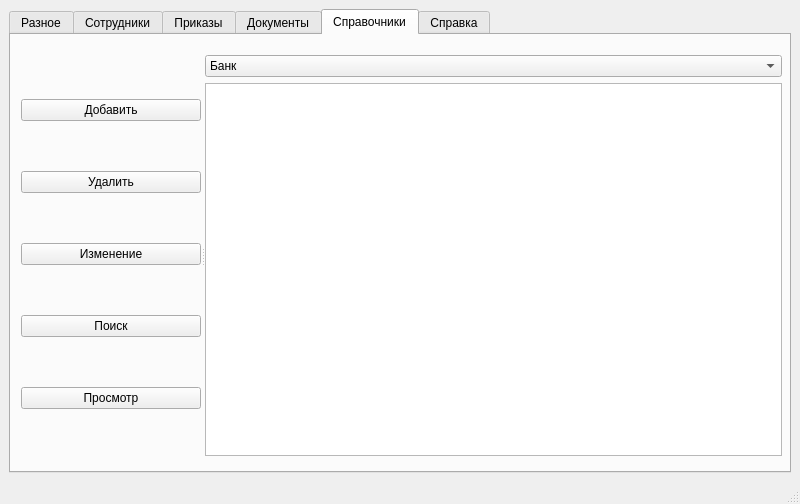
This is mainwindow.ui in Rokli/QtProject as Qt 5 draws it before an edit. The edited form follows.
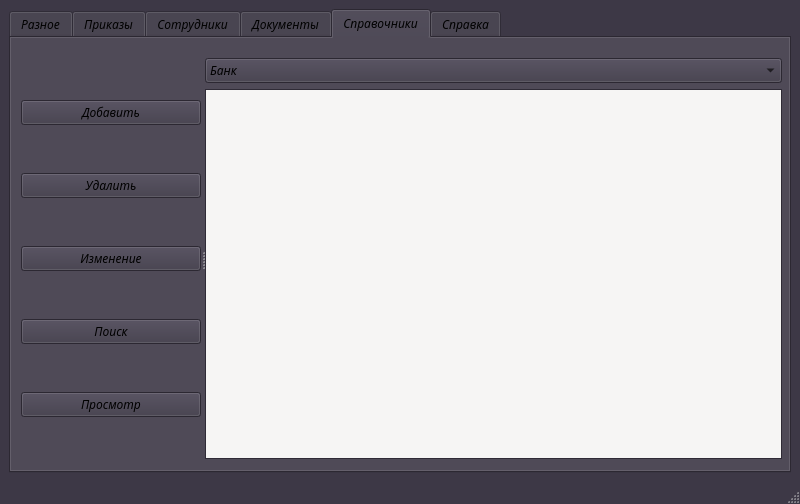
This is the edited form. The open tabs and pages were chosen to show the change.

Patch:
```diff
--- a/mainwindow.ui
+++ b/mainwindow.ui
@@ -13,6 +13,574 @@
     <height>504</height>
    </rect>
   </property>
+  <property name="palette">
+   <palette>
+    <active>
+     <colorrole role="WindowText">
+      <brush brushstyle="SolidPattern">
+       <color alpha="255">
+        <red>0</red>
+        <green>0</green>
+        <blue>0</blue>
+       </color>
+      </brush>
+     </colorrole>
+     <colorrole role="Button">
+      <brush brushstyle="SolidPattern">
+       <color alpha="255">
+        <red>61</red>
+        <green>56</green>
+        <blue>70</blue>
+       </color>
+      </brush>
+     </colorrole>
+     <colorrole role="Light">
+      <brush brushstyle="SolidPattern">
+       <color alpha="255">
+        <red>61</red>
+        <green>56</green>
+        <blue>70</blue>
+       </color>
+      </brush>
+     </colorrole>
+     <colorrole role="Midlight">
+      <brush brushstyle="SolidPattern">
+       <color alpha="255">
+        <red>255</red>
+        <green>255</green>
+        <blue>255</blue>
+       </color>
+      </brush>
+     </colorrole>
+     <colorrole role="Dark">
+      <brush brushstyle="SolidPattern">
+       <color alpha="255">
+        <red>255</red>
+        <green>255</green>
+        <blue>255</blue>
+       </color>
+      </brush>
+     </colorrole>
+     <colorrole role="Mid">
+      <brush brushstyle="SolidPattern">
+       <color alpha="255">
+        <red>255</red>
+        <green>255</green>
+        <blue>255</blue>
+       </color>
+      </brush>
+     </colorrole>
+     <colorrole role="Text">
+      <brush brushstyle="SolidPattern">
+       <color alpha="255">
+        <red>61</red>
+        <green>56</green>
+        <blue>70</blue>
+       </color>
+      </brush>
+     </colorrole>
+     <colorrole role="BrightText">
+      <brush brushstyle="SolidPattern">
+       <color alpha="255">
+        <red>255</red>
+        <green>255</green>
+        <blue>255</blue>
+       </color>
+      </brush>
+     </colorrole>
+     <colorrole role="ButtonText">
+      <brush brushstyle="SolidPattern">
+       <color alpha="255">
+        <red>255</red>
+        <green>255</green>
+        <blue>255</blue>
+       </color>
+      </brush>
+     </colorrole>
+     <colorrole role="Base">
+      <brush brushstyle="SolidPattern">
+       <color alpha="255">
+        <red>255</red>
+        <green>255</green>
+        <blue>255</blue>
+       </color>
+      </brush>
+     </colorrole>
+     <colorrole role="Window">
+      <brush brushstyle="SolidPattern">
+       <color alpha="255">
+        <red>61</red>
+        <green>56</green>
+        <blue>70</blue>
+       </color>
+      </brush>
+     </colorrole>
+     <colorrole role="Shadow">
+      <brush brushstyle="SolidPattern">
+       <color alpha="255">
+        <red>255</red>
+        <green>255</green>
+        <blue>255</blue>
+       </color>
+      </brush>
+     </colorrole>
+     <colorrole role="Highlight">
+      <brush brushstyle="SolidPattern">
+       <color alpha="255">
+        <red>61</red>
+        <green>56</green>
+        <blue>70</blue>
+       </color>
+      </brush>
+     </colorrole>
+     <colorrole role="HighlightedText">
+      <brush brushstyle="SolidPattern">
+       <color alpha="255">
+        <red>255</red>
+        <green>255</green>
+        <blue>255</blue>
+       </color>
+      </brush>
+     </colorrole>
+     <colorrole role="Link">
+      <brush brushstyle="SolidPattern">
+       <color alpha="255">
+        <red>255</red>
+        <green>255</green>
+        <blue>255</blue>
+       </color>
+      </brush>
+     </colorrole>
+     <colorrole role="LinkVisited">
+      <brush brushstyle="SolidPattern">
+       <color alpha="255">
+        <red>255</red>
+        <green>255</green>
+        <blue>255</blue>
+       </color>
+      </brush>
+     </colorrole>
+     <colorrole role="AlternateBase">
+      <brush brushstyle="SolidPattern">
+       <color alpha="255">
+        <red>255</red>
+        <green>255</green>
+        <blue>255</blue>
+       </color>
+      </brush>
+     </colorrole>
+     <colorrole role="ToolTipBase">
+      <brush brushstyle="SolidPattern">
+       <color alpha="255">
+        <red>224</red>
+        <green>27</green>
+        <blue>36</blue>
+       </color>
+      </brush>
+     </colorrole>
+     <colorrole role="ToolTipText">
+      <brush brushstyle="SolidPattern">
+       <color alpha="255">
+        <red>224</red>
+        <green>27</green>
+        <blue>36</blue>
+       </color>
+      </brush>
+     </colorrole>
+     <colorrole role="PlaceholderText">
+      <brush brushstyle="SolidPattern">
+       <color alpha="255">
+        <red>237</red>
+        <green>51</green>
+        <blue>59</blue>
+       </color>
+      </brush>
+     </colorrole>
+     <colorrole role="Accent">
+      <brush brushstyle="SolidPattern">
+       <color alpha="255">
+        <red>224</red>
+        <green>27</green>
+        <blue>36</blue>
+       </color>
+      </brush>
+     </colorrole>
+    </active>
+    <inactive>
+     <colorrole role="WindowText">
+      <brush brushstyle="SolidPattern">
+       <color alpha="255">
+        <red>0</red>
+        <green>0</green>
+        <blue>0</blue>
+       </color>
+      </brush>
+     </colorrole>
+     <colorrole role="Button">
+      <brush brushstyle="SolidPattern">
+       <color alpha="255">
+        <red>255</red>
+        <green>255</green>
+        <blue>255</blue>
+       </color>
+      </brush>
+     </colorrole>
+     <colorrole role="Light">
+      <brush brushstyle="SolidPattern">
+       <color alpha="255">
+        <red>61</red>
+        <green>56</green>
+        <blue>70</blue>
+       </color>
+      </brush>
+     </colorrole>
+     <colorrole role="Midlight">
+      <brush brushstyle="SolidPattern">
+       <color alpha="255">
+        <red>255</red>
+        <green>255</green>
+        <blue>255</blue>
+       </color>
+      </brush>
+     </colorrole>
+     <colorrole role="Dark">
+      <brush brushstyle="SolidPattern">
+       <color alpha="255">
+        <red>255</red>
+        <green>255</green>
+        <blue>255</blue>
+       </color>
+      </brush>
+     </colorrole>
+     <colorrole role="Mid">
+      <brush brushstyle="SolidPattern">
+       <color alpha="255">
+        <red>255</red>
+        <green>255</green>
+        <blue>255</blue>
+       </color>
+      </brush>
+     </colorrole>
+     <colorrole role="Text">
+      <brush brushstyle="SolidPattern">
+       <color alpha="255">
+        <red>61</red>
+        <green>56</green>
+        <blue>70</blue>
+       </color>
+      </brush>
+     </colorrole>
+     <colorrole role="BrightText">
+      <brush brushstyle="SolidPattern">
+       <color alpha="255">
+        <red>255</red>
+        <green>255</green>
+        <blue>255</blue>
+       </color>
+      </brush>
+     </colorrole>
+     <colorrole role="ButtonText">
+      <brush brushstyle="SolidPattern">
+       <color alpha="255">
+        <red>255</red>
+        <green>255</green>
+        <blue>255</blue>
+       </color>
+      </brush>
+     </colorrole>
+     <colorrole role="Base">
+      <brush brushstyle="SolidPattern">
+       <color alpha="255">
+        <red>255</red>
+        <green>255</green>
+        <blue>255</blue>
+       </color>
+      </brush>
+     </colorrole>
+     <colorrole role="Window">
+      <brush brushstyle="SolidPattern">
+       <color alpha="255">
+        <red>61</red>
+        <green>56</green>
+        <blue>70</blue>
+       </color>
+      </brush>
+     </colorrole>
+     <colorrole role="Shadow">
+      <brush brushstyle="SolidPattern">
+       <color alpha="255">
+        <red>255</red>
+        <green>255</green>
+        <blue>255</blue>
+       </color>
+      </brush>
+     </colorrole>
+     <colorrole role="Highlight">
+      <brush brushstyle="SolidPattern">
+       <color alpha="255">
+        <red>61</red>
+        <green>56</green>
+        <blue>70</blue>
+       </color>
+      </brush>
+     </colorrole>
+     <colorrole role="HighlightedText">
+      <brush brushstyle="SolidPattern">
+       <color alpha="255">
+        <red>255</red>
+        <green>255</green>
+        <blue>255</blue>
+       </color>
+      </brush>
+     </colorrole>
+     <colorrole role="Link">
+      <brush brushstyle="SolidPattern">
+       <color alpha="255">
+        <red>255</red>
+        <green>255</green>
+        <blue>255</blue>
+       </color>
+      </brush>
+     </colorrole>
+     <colorrole role="LinkVisited">
+      <brush brushstyle="SolidPattern">
+       <color alpha="255">
+        <red>255</red>
+        <green>255</green>
+        <blue>255</blue>
+       </color>
+      </brush>
+     </colorrole>
+     <colorrole role="AlternateBase">
+      <brush brushstyle="SolidPattern">
+       <color alpha="255">
+        <red>255</red>
+        <green>255</green>
+        <blue>255</blue>
+       </color>
+      </brush>
+     </colorrole>
+     <colorrole role="ToolTipBase">
+      <brush brushstyle="SolidPattern">
+       <color alpha="255">
+        <red>224</red>
+        <green>27</green>
+        <blue>36</blue>
+       </color>
+      </brush>
+     </colorrole>
+     <colorrole role="ToolTipText">
+      <brush brushstyle="SolidPattern">
+       <color alpha="255">
+        <red>224</red>
+        <green>27</green>
+        <blue>36</blue>
+       </color>
+      </brush>
+     </colorrole>
+     <colorrole role="PlaceholderText">
+      <brush brushstyle="SolidPattern">
+       <color alpha="255">
+        <red>237</red>
+        <green>51</green>
+        <blue>59</blue>
+       </color>
+      </brush>
+     </colorrole>
+     <colorrole role="Accent">
+      <brush brushstyle="SolidPattern">
+       <color alpha="255">
+        <red>224</red>
+        <green>27</green>
+        <blue>36</blue>
+       </color>
+      </brush>
+     </colorrole>
+    </inactive>
+    <disabled>
+     <colorrole role="WindowText">
+      <brush brushstyle="SolidPattern">
+       <color alpha="255">
+        <red>255</red>
+        <green>255</green>
+        <blue>255</blue>
+       </color>
+      </brush>
+     </colorrole>
+     <colorrole role="Button">
+      <brush brushstyle="SolidPattern">
+       <color alpha="255">
+        <red>255</red>
+        <green>255</green>
+        <blue>255</blue>
+       </color>
+      </brush>
+     </colorrole>
+     <colorrole role="Light">
+      <brush brushstyle="SolidPattern">
+       <color alpha="255">
+        <red>61</red>
+        <green>56</green>
+        <blue>70</blue>
+       </color>
+      </brush>
+     </colorrole>
+     <colorrole role="Midlight">
+      <brush brushstyle="SolidPattern">
+       <color alpha="255">
+        <red>255</red>
+        <green>255</green>
+        <blue>255</blue>
+       </color>
+      </brush>
+     </colorrole>
+     <colorrole role="Dark">
+      <brush brushstyle="SolidPattern">
+       <color alpha="255">
+        <red>255</red>
+        <green>255</green>
+        <blue>255</blue>
+       </color>
+      </brush>
+     </colorrole>
+     <colorrole role="Mid">
+      <brush brushstyle="SolidPattern">
+       <color alpha="255">
+        <red>255</red>
+        <green>255</green>
+        <blue>255</blue>
+       </color>
+      </brush>
+     </colorrole>
+     <colorrole role="Text">
+      <brush brushstyle="SolidPattern">
+       <color alpha="255">
+        <red>255</red>
+        <green>255</green>
+        <blue>255</blue>
+       </color>
+      </brush>
+     </colorrole>
+     <colorrole role="BrightText">
+      <brush brushstyle="SolidPattern">
+       <color alpha="255">
+        <red>255</red>
+        <green>255</green>
+        <blue>255</blue>
+       </color>
+      </brush>
+     </colorrole>
+     <colorrole role="ButtonText">
+      <brush brushstyle="SolidPattern">
+       <color alpha="255">
+        <red>255</red>
+        <green>255</green>
+        <blue>255</blue>
+       </color>
+      </brush>
+     </colorrole>
+     <colorrole role="Base">
+      <brush brushstyle="SolidPattern">
+       <color alpha="255">
+        <red>61</red>
+        <green>56</green>
+        <blue>70</blue>
+       </color>
+      </brush>
+     </colorrole>
+     <colorrole role="Window">
+      <brush brushstyle="SolidPattern">
+       <color alpha="255">
+        <red>61</red>
+        <green>56</green>
+        <blue>70</blue>
+       </color>
+      </brush>
+     </colorrole>
+     <colorrole role="Shadow">
+      <brush brushstyle="SolidPattern">
+       <color alpha="255">
+        <red>255</red>
+        <green>255</green>
+        <blue>255</blue>
+       </color>
+      </brush>
+     </colorrole>
+     <colorrole role="HighlightedText">
+      <brush brushstyle="SolidPattern">
+       <color alpha="255">
+        <red>255</red>
+        <green>255</green>
+        <blue>255</blue>
+       </color>
+      </brush>
+     </colorrole>
+     <colorrole role="Link">
+      <brush brushstyle="SolidPattern">
+       <color alpha="255">
+        <red>255</red>
+        <green>255</green>
+        <blue>255</blue>
+       </color>
+      </brush>
+     </colorrole>
+     <colorrole role="LinkVisited">
+      <brush brushstyle="SolidPattern">
+       <color alpha="255">
+        <red>255</red>
+        <green>255</green>
+        <blue>255</blue>
+       </color>
+      </brush>
+     </colorrole>
+     <colorrole role="AlternateBase">
+      <brush brushstyle="SolidPattern">
+       <color alpha="255">
+        <red>255</red>
+        <green>255</green>
+        <blue>255</blue>
+       </color>
+      </brush>
+     </colorrole>
+     <colorrole role="ToolTipBase">
+      <brush brushstyle="SolidPattern">
+       <color alpha="255">
+        <red>224</red>
+        <green>27</green>
+        <blue>36</blue>
+       </color>
+      </brush>
+     </colorrole>
+     <colorrole role="ToolTipText">
+      <brush brushstyle="SolidPattern">
+       <color alpha="255">
+        <red>224</red>
+        <green>27</green>
+        <blue>36</blue>
+       </color>
+      </brush>
+     </colorrole>
+     <colorrole role="PlaceholderText">
+      <brush brushstyle="SolidPattern">
+       <color alpha="255">
+        <red>237</red>
+        <green>51</green>
+        <blue>59</blue>
+       </color>
+      </brush>
+     </colorrole>
+     <colorrole role="Accent">
+      <brush brushstyle="SolidPattern">
+       <color alpha="255">
+        <red>224</red>
+        <green>27</green>
+        <blue>36</blue>
+       </color>
+      </brush>
+     </colorrole>
+    </disabled>
+   </palette>
+  </property>
   <property name="windowTitle">
    <string>MainWindow</string>
   </property>
@@ -20,38 +588,354 @@
    <layout class="QVBoxLayout" name="verticalLayout_4">
     <item>
      <widget class="QTabWidget" name="mainTabWidget">
+      <property name="palette">
+       <palette>
+        <active>
+         <colorrole role="Midlight">
+          <brush brushstyle="SolidPattern">
+           <color alpha="255">
+            <red>61</red>
+            <green>56</green>
+            <blue>70</blue>
+           </color>
+          </brush>
+         </colorrole>
+         <colorrole role="Dark">
+          <brush brushstyle="SolidPattern">
+           <color alpha="255">
+            <red>61</red>
+            <green>56</green>
+            <blue>70</blue>
+           </color>
+          </brush>
+         </colorrole>
+         <colorrole role="Mid">
+          <brush brushstyle="SolidPattern">
+           <color alpha="255">
+            <red>61</red>
+            <green>56</green>
+            <blue>70</blue>
+           </color>
+          </brush>
+         </colorrole>
+         <colorrole role="Base">
+          <brush brushstyle="SolidPattern">
+           <color alpha="255">
+            <red>246</red>
+            <green>245</green>
+            <blue>244</blue>
+           </color>
+          </brush>
+         </colorrole>
+         <colorrole role="Shadow">
+          <brush brushstyle="SolidPattern">
+           <color alpha="255">
+            <red>224</red>
+            <green>27</green>
+            <blue>36</blue>
+           </color>
+          </brush>
+         </colorrole>
+         <colorrole role="Highlight">
+          <brush brushstyle="SolidPattern">
+           <color alpha="255">
+            <red>246</red>
+            <green>245</green>
+            <blue>244</blue>
+           </color>
+          </brush>
+         </colorrole>
+         <colorrole role="HighlightedText">
+          <brush brushstyle="SolidPattern">
+           <color alpha="255">
+            <red>0</red>
+            <green>0</green>
+            <blue>0</blue>
+           </color>
+          </brush>
+         </colorrole>
+         <colorrole role="Link">
+          <brush brushstyle="SolidPattern">
+           <color alpha="255">
+            <red>61</red>
+            <green>56</green>
+            <blue>70</blue>
+           </color>
+          </brush>
+         </colorrole>
+         <colorrole role="LinkVisited">
+          <brush brushstyle="SolidPattern">
+           <color alpha="255">
+            <red>61</red>
+            <green>56</green>
+            <blue>70</blue>
+           </color>
+          </brush>
+         </colorrole>
+         <colorrole role="AlternateBase">
+          <brush brushstyle="SolidPattern">
+           <color alpha="255">
+            <red>246</red>
+            <green>245</green>
+            <blue>244</blue>
+           </color>
+          </brush>
+         </colorrole>
+        </active>
+        <inactive>
+         <colorrole role="Button">
+          <brush brushstyle="SolidPattern">
+           <color alpha="255">
+            <red>61</red>
+            <green>56</green>
+            <blue>70</blue>
+           </color>
+          </brush>
+         </colorrole>
+         <colorrole role="Midlight">
+          <brush brushstyle="SolidPattern">
+           <color alpha="255">
+            <red>61</red>
+            <green>56</green>
+            <blue>70</blue>
+           </color>
+          </brush>
+         </colorrole>
+         <colorrole role="Dark">
+          <brush brushstyle="SolidPattern">
+           <color alpha="255">
+            <red>61</red>
+            <green>56</green>
+            <blue>70</blue>
+           </color>
+          </brush>
+         </colorrole>
+         <colorrole role="Mid">
+          <brush brushstyle="SolidPattern">
+           <color alpha="255">
+            <red>61</red>
+            <green>56</green>
+            <blue>70</blue>
+           </color>
+          </brush>
+         </colorrole>
+         <colorrole role="Base">
+          <brush brushstyle="SolidPattern">
+           <color alpha="255">
+            <red>246</red>
+            <green>245</green>
+            <blue>244</blue>
+           </color>
+          </brush>
+         </colorrole>
+         <colorrole role="Shadow">
+          <brush brushstyle="SolidPattern">
+           <color alpha="255">
+            <red>224</red>
+            <green>27</green>
+            <blue>36</blue>
+           </color>
+          </brush>
+         </colorrole>
+         <colorrole role="Highlight">
+          <brush brushstyle="SolidPattern">
+           <color alpha="255">
+            <red>246</red>
+            <green>245</green>
+            <blue>244</blue>
+           </color>
+          </brush>
+         </colorrole>
+         <colorrole role="HighlightedText">
+          <brush brushstyle="SolidPattern">
+           <color alpha="255">
+            <red>0</red>
+            <green>0</green>
+            <blue>0</blue>
+           </color>
+          </brush>
+         </colorrole>
+         <colorrole role="Link">
+          <brush brushstyle="SolidPattern">
+           <color alpha="255">
+            <red>61</red>
+            <green>56</green>
+            <blue>70</blue>
+           </color>
+          </brush>
+         </colorrole>
+         <colorrole role="LinkVisited">
+          <brush brushstyle="SolidPattern">
+           <color alpha="255">
+            <red>61</red>
+            <green>56</green>
+            <blue>70</blue>
+           </color>
+          </brush>
+         </colorrole>
+         <colorrole role="AlternateBase">
+          <brush brushstyle="SolidPattern">
+           <color alpha="255">
+            <red>246</red>
+            <green>245</green>
+            <blue>244</blue>
+           </color>
+          </brush>
+         </colorrole>
+        </inactive>
+        <disabled>
+         <colorrole role="WindowText">
+          <brush brushstyle="SolidPattern">
+           <color alpha="255">
+            <red>61</red>
+            <green>56</green>
+            <blue>70</blue>
+           </color>
+          </brush>
+         </colorrole>
+         <colorrole role="Button">
+          <brush brushstyle="SolidPattern">
+           <color alpha="255">
+            <red>61</red>
+            <green>56</green>
+            <blue>70</blue>
+           </color>
+          </brush>
+         </colorrole>
+         <colorrole role="Midlight">
+          <brush brushstyle="SolidPattern">
+           <color alpha="255">
+            <red>61</red>
+            <green>56</green>
+            <blue>70</blue>
+           </color>
+          </brush>
+         </colorrole>
+         <colorrole role="Dark">
+          <brush brushstyle="SolidPattern">
+           <color alpha="255">
+            <red>61</red>
+            <green>56</green>
+            <blue>70</blue>
+           </color>
+          </brush>
+         </colorrole>
+         <colorrole role="Mid">
+          <brush brushstyle="SolidPattern">
+           <color alpha="255">
+            <red>61</red>
+            <green>56</green>
+            <blue>70</blue>
+           </color>
+          </brush>
+         </colorrole>
+         <colorrole role="Text">
+          <brush brushstyle="SolidPattern">
+           <color alpha="255">
+            <red>61</red>
+            <green>56</green>
+            <blue>70</blue>
+           </color>
+          </brush>
+         </colorrole>
+         <colorrole role="BrightText">
+          <brush brushstyle="SolidPattern">
+           <color alpha="255">
+            <red>246</red>
+            <green>245</green>
+            <blue>244</blue>
+           </color>
+          </brush>
+         </colorrole>
+         <colorrole role="ButtonText">
+          <brush brushstyle="SolidPattern">
+           <color alpha="255">
+            <red>246</red>
+            <green>245</green>
+            <blue>244</blue>
+           </color>
+          </brush>
+         </colorrole>
+         <colorrole role="Base">
+          <brush brushstyle="SolidPattern">
+           <color alpha="255">
+            <red>246</red>
+            <green>245</green>
+            <blue>244</blue>
+           </color>
+          </brush>
+         </colorrole>
+         <colorrole role="Shadow">
+          <brush brushstyle="SolidPattern">
+           <color alpha="255">
+            <red>224</red>
+            <green>27</green>
+            <blue>36</blue>
+           </color>
+          </brush>
+         </colorrole>
+         <colorrole role="Highlight">
+          <brush brushstyle="SolidPattern">
+           <color alpha="255">
+            <red>246</red>
+            <green>245</green>
+            <blue>244</blue>
+           </color>
+          </brush>
+         </colorrole>
+         <colorrole role="HighlightedText">
+          <brush brushstyle="SolidPattern">
+           <color alpha="255">
+            <red>0</red>
+            <green>0</green>
+            <blue>0</blue>
+           </color>
+          </brush>
+         </colorrole>
+         <colorrole role="Link">
+          <brush brushstyle="SolidPattern">
+           <color alpha="255">
+            <red>61</red>
+            <green>56</green>
+            <blue>70</blue>
+           </color>
+          </brush>
+         </colorrole>
+         <colorrole role="LinkVisited">
+          <brush brushstyle="SolidPattern">
+           <color alpha="255">
+            <red>61</red>
+            <green>56</green>
+            <blue>70</blue>
+           </color>
+          </brush>
+         </colorrole>
+         <colorrole role="AlternateBase">
+          <brush brushstyle="SolidPattern">
+           <color alpha="255">
+            <red>246</red>
+            <green>245</green>
+            <blue>244</blue>
+           </color>
+          </brush>
+         </colorrole>
+        </disabled>
+       </palette>
+      </property>
+      <property name="font">
+       <font>
+        <family>Montserrat</family>
+        <italic>true</italic>
+       </font>
+      </property>
       <property name="currentIndex">
-       <number>3</number>
+       <number>4</number>
       </property>
       <widget class="QWidget" name="sundryTab">
        <attribute name="title">
         <string>Разное</string>
        </attribute>
       </widget>
-      <widget class="QWidget" name="employeesTab">
-       <attribute name="title">
-        <string>Сотрудники</string>
-       </attribute>
-       <widget class="QSplitter" name="splitter">
-        <property name="geometry">
-         <rect>
-          <x>20</x>
-          <y>20</y>
-          <width>741</width>
-          <height>391</height>
-         </rect>
-        </property>
-        <property name="orientation">
-         <enum>Qt::Orientation::Vertical</enum>
-        </property>
-        <widget class="QTableView" name="employessView"/>
-        <widget class="QPushButton" name="pushButton">
-         <property name="text">
-          <string>Просмотр</string>
-         </property>
-        </widget>
-       </widget>
-      </widget>
       <widget class="QWidget" name="commandTab">
        <attribute name="title">
         <string>Приказы</string>
@@ -89,6 +973,30 @@
         </widget>
        </widget>
       </widget>
+      <widget class="QWidget" name="employeesTab">
+       <attribute name="title">
+        <string>Сотрудники</string>
+       </attribute>
+       <widget class="QSplitter" name="splitter">
+        <property name="geometry">
+         <rect>
+          <x>20</x>
+          <y>20</y>
+          <width>741</width>
+          <height>391</height>
+         </rect>
+        </property>
+        <property name="orientation">
+         <enum>Qt::Orientation::Vertical</enum>
+        </property>
+        <widget class="QTableView" name="employessView"/>
+        <widget class="QPushButton" name="pushButton">
+         <property name="text">
+          <string>Просмотр</string>
+         </property>
+        </widget>
+       </widget>
+      </widget>
       <widget class="QWidget" name="documentsTab">
        <attribute name="title">
         <string>Документы</string>
@@ -165,6 +1073,169 @@
          <layout class="QVBoxLayout" name="verticalLayout_2">
           <item>
            <widget class="QPushButton" name="addButton">
+            <property name="palette">
+             <palette>
+              <active>
+               <colorrole role="WindowText">
+                <brush brushstyle="SolidPattern">
+                 <color alpha="255">
+                  <red>61</red>
+                  <green>56</green>
+                  <blue>70</blue>
+                 </color>
+                </brush>
+               </colorrole>
+               <colorrole role="Text">
+                <brush brushstyle="SolidPattern">
+                 <color alpha="255">
+                  <red>61</red>
+                  <green>56</green>
+                  <blue>70</blue>
+                 </color>
+                </brush>
+               </colorrole>
+               <colorrole role="HighlightedText">
+                <brush brushstyle="SolidPattern">
+                 <color alpha="255">
+                  <red>0</red>
+                  <green>0</green>
+                  <blue>0</blue>
+                 </color>
+                </brush>
+               </colorrole>
+               <colorrole role="AlternateBase">
+                <brush brushstyle="SolidPattern">
+                 <color alpha="255">
+                  <red>246</red>
+                  <green>245</green>
+                  <blue>244</blue>
+                 </color>
+                </brush>
+               </colorrole>
+               <colorrole role="ToolTipText">
+                <brush brushstyle="SolidPattern">
+                 <color alpha="255">
+                  <red>61</red>
+                  <green>56</green>
+                  <blue>70</blue>
+                 </color>
+                </brush>
+               </colorrole>
+               <colorrole role="PlaceholderText">
+                <brush brushstyle="SolidPattern">
+                 <color alpha="255">
+                  <red>36</red>
+                  <green>31</green>
+                  <blue>49</blue>
+                 </color>
+                </brush>
+               </colorrole>
+              </active>
+              <inactive>
+               <colorrole role="WindowText">
+                <brush brushstyle="SolidPattern">
+                 <color alpha="255">
+                  <red>61</red>
+                  <green>56</green>
+                  <blue>70</blue>
+                 </color>
+                </brush>
+               </colorrole>
+               <colorrole role="Text">
+                <brush brushstyle="SolidPattern">
+                 <color alpha="255">
+                  <red>61</red>
+                  <green>56</green>
+                  <blue>70</blue>
+                 </color>
+                </brush>
+               </colorrole>
+               <colorrole role="HighlightedText">
+                <brush brushstyle="SolidPattern">
+                 <color alpha="255">
+                  <red>0</red>
+                  <green>0</green>
+                  <blue>0</blue>
+                 </color>
+                </brush>
+               </colorrole>
+               <colorrole role="AlternateBase">
+                <brush brushstyle="SolidPattern">
+                 <color alpha="255">
+                  <red>246</red>
+                  <green>245</green>
+                  <blue>244</blue>
+                 </color>
+                </brush>
+               </colorrole>
+               <colorrole role="ToolTipText">
+                <brush brushstyle="SolidPattern">
+                 <color alpha="255">
+                  <red>61</red>
+                  <green>56</green>
+                  <blue>70</blue>
+                 </color>
+                </brush>
+               </colorrole>
+               <colorrole role="PlaceholderText">
+                <brush brushstyle="SolidPattern">
+                 <color alpha="255">
+                  <red>246</red>
+                  <green>245</green>
+                  <blue>244</blue>
+                 </color>
+                </brush>
+               </colorrole>
+              </inactive>
+              <disabled>
+               <colorrole role="WindowText">
+                <brush brushstyle="SolidPattern">
+                 <color alpha="255">
+                  <red>61</red>
+                  <green>56</green>
+                  <blue>70</blue>
+                 </color>
+                </brush>
+               </colorrole>
+               <colorrole role="HighlightedText">
+                <brush brushstyle="SolidPattern">
+                 <color alpha="255">
+                  <red>0</red>
+                  <green>0</green>
+                  <blue>0</blue>
+                 </color>
+                </brush>
+               </colorrole>
+               <colorrole role="AlternateBase">
+                <brush brushstyle="SolidPattern">
+                 <color alpha="255">
+                  <red>246</red>
+                  <green>245</green>
+                  <blue>244</blue>
+                 </color>
+                </brush>
+               </colorrole>
+               <colorrole role="ToolTipText">
+                <brush brushstyle="SolidPattern">
+                 <color alpha="255">
+                  <red>61</red>
+                  <green>56</green>
+                  <blue>70</blue>
+                 </color>
+                </brush>
+               </colorrole>
+               <colorrole role="PlaceholderText">
+                <brush brushstyle="SolidPattern">
+                 <color alpha="255">
+                  <red>246</red>
+                  <green>245</green>
+                  <blue>244</blue>
+                 </color>
+                </brush>
+               </colorrole>
+              </disabled>
+             </palette>
+            </property>
             <property name="text">
              <string>Добавить</string>
             </property>
@@ -305,7 +1376,7 @@
          </rect>
         </property>
         <property name="currentIndex">
-         <number>0</number>
+         <number>1</number>
         </property>
         <widget class="QWidget" name="tab_7">
          <attribute name="title">
```
